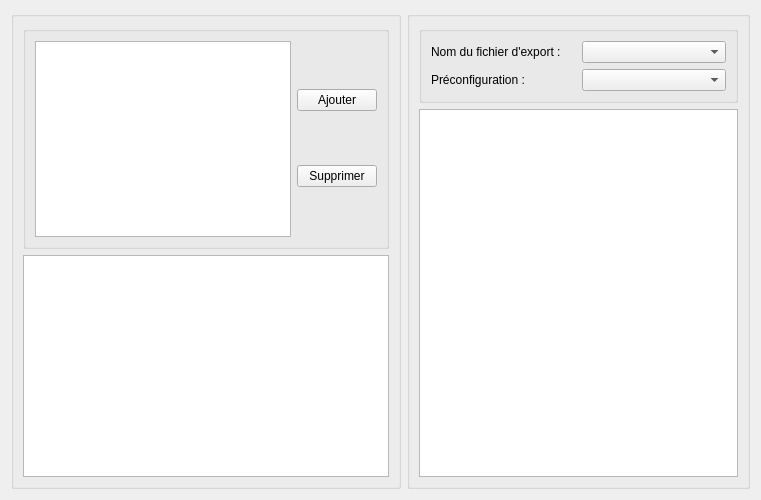
cinemaouvert/OCT, file View/filepane.ui: the form before one commit.
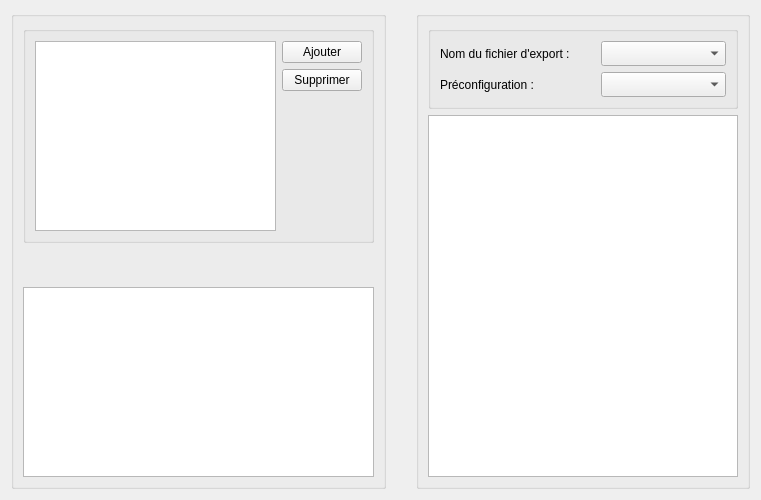
The form after the commit.

```diff
--- a/View/filepane.ui
+++ b/View/filepane.ui
@@ -57,17 +57,56 @@
              </property>
             </widget>
            </item>
+           <item>
+            <spacer name="verticalSpacer">
+             <property name="orientation">
+              <enum>Qt::Vertical</enum>
+             </property>
+             <property name="sizeHint" stdset="0">
+              <size>
+               <width>20</width>
+               <height>40</height>
+              </size>
+             </property>
+            </spacer>
+           </item>
           </layout>
          </item>
         </layout>
        </widget>
       </item>
+      <item>
+       <spacer name="verticalSpacer_2">
+        <property name="orientation">
+         <enum>Qt::Vertical</enum>
+        </property>
+        <property name="sizeHint" stdset="0">
+         <size>
+          <width>20</width>
+          <height>40</height>
+         </size>
+        </property>
+       </spacer>
+      </item>
       <item>
        <widget class="QTableView" name="tableView"/>
       </item>
      </layout>
     </widget>
    </item>
+   <item>
+    <spacer name="horizontalSpacer_3">
+     <property name="orientation">
+      <enum>Qt::Horizontal</enum>
+     </property>
+     <property name="sizeHint" stdset="0">
+      <size>
+       <width>40</width>
+       <height>20</height>
+      </size>
+     </property>
+    </spacer>
+   </item>
    <item>
     <widget class="QGroupBox" name="groupBox_2">
      <property name="title">
@@ -93,7 +132,30 @@
             </widget>
            </item>
            <item>
-            <widget class="QComboBox" name="comboBox_2"/>
+            <spacer name="horizontalSpacer">
+             <property name="orientation">
+              <enum>Qt::Horizontal</enum>
+             </property>
+             <property name="sizeHint" stdset="0">
+              <size>
+               <width>40</width>
+               <height>20</height>
+              </size>
+             </property>
+            </spacer>
+           </item>
+           <item>
+            <widget class="QComboBox" name="comboBox_2">
+             <property name="minimumSize">
+              <size>
+               <width>125</width>
+               <height>25</height>
+              </size>
+             </property>
+             <property name="sizeAdjustPolicy">
+              <enum>QComboBox::AdjustToMinimumContentsLength</enum>
+             </property>
+            </widget>
            </item>
           </layout>
          </item>
@@ -110,7 +172,30 @@
             </widget>
            </item>
            <item>
-            <widget class="QComboBox" name="comboBox"/>
+            <spacer name="horizontalSpacer_2">
+             <property name="orientation">
+              <enum>Qt::Horizontal</enum>
+             </property>
+             <property name="sizeHint" stdset="0">
+              <size>
+               <width>40</width>
+               <height>20</height>
+              </size>
+             </property>
+            </spacer>
+           </item>
+           <item>
+            <widget class="QComboBox" name="comboBox">
+             <property name="minimumSize">
+              <size>
+               <width>125</width>
+               <height>25</height>
+              </size>
+             </property>
+             <property name="sizeAdjustPolicy">
+              <enum>QComboBox::AdjustToMinimumContentsLength</enum>
+             </property>
+            </widget>
            </item>
           </layout>
          </item>
```
